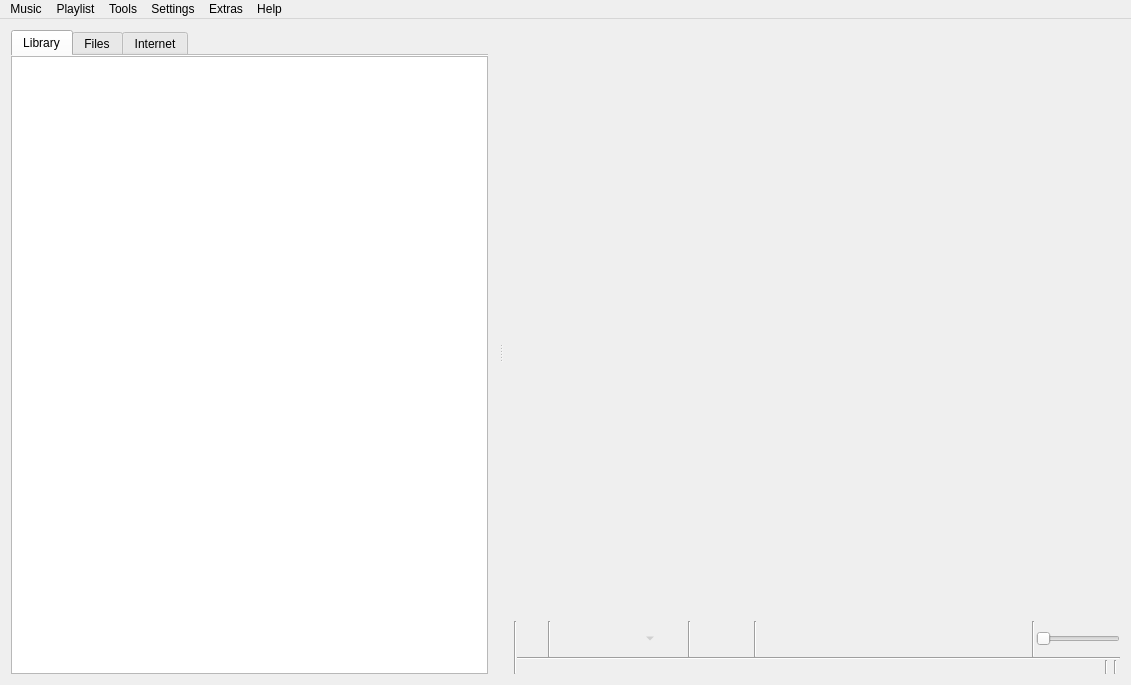
First picture: the form in src/ui/mainwindow.ui, repository clementine-player/Clementine, before the edit.
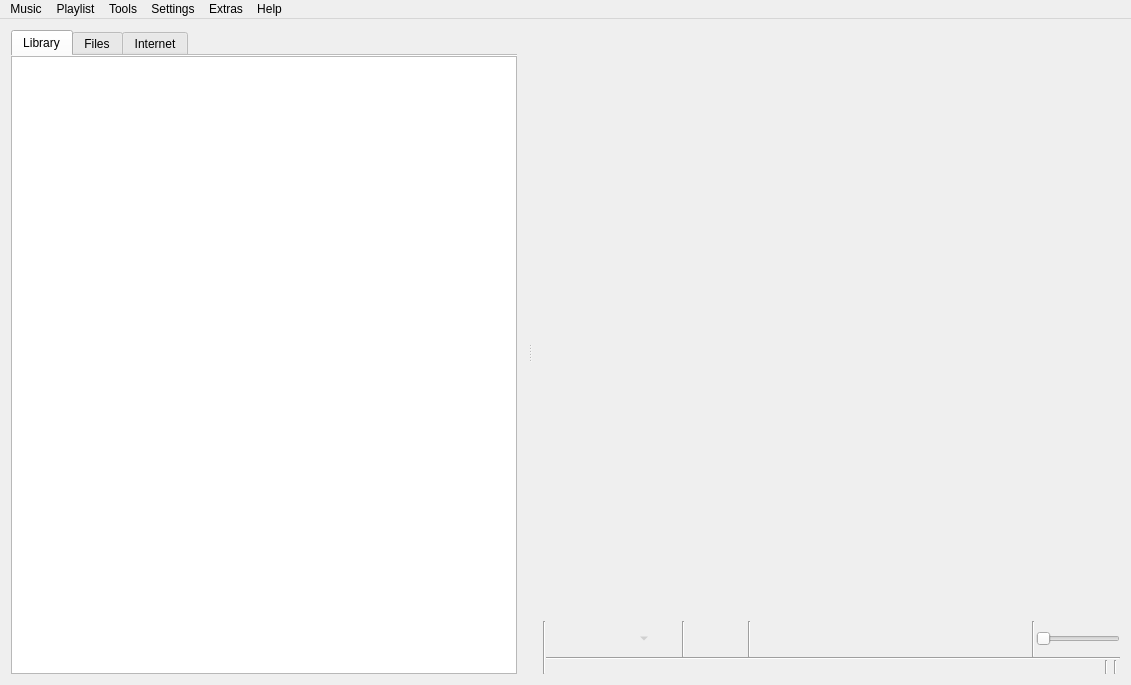
Second picture: the form after the edit. Icons and pictures are not drawn. Custom widgets are drawn as their Qt base class.

Commit message: Move the clear playlist button to the top

The edit to the form file:
```diff
--- a/src/ui/mainwindow.ui
+++ b/src/ui/mainwindow.ui
@@ -179,26 +179,6 @@
                <property name="margin">
                 <number>0</number>
                </property>
-               <item>
-                <widget class="QToolButton" name="clear_playlist_button">
-                 <property name="iconSize">
-                  <size>
-                   <width>22</width>
-                   <height>22</height>
-                  </size>
-                 </property>
-                 <property name="autoRaise">
-                  <bool>true</bool>
-                 </property>
-                </widget>
-               </item>
-               <item>
-                <widget class="Line" name="line_3">
-                 <property name="orientation">
-                  <enum>Qt::Vertical</enum>
-                 </property>
-                </widget>
-               </item>
                <item>
                 <widget class="QToolButton" name="back_button">
                  <property name="iconSize">
```
Left out of the diff: 2 changed lines with no effect on the pictures. The commit also changes 4 other files.
